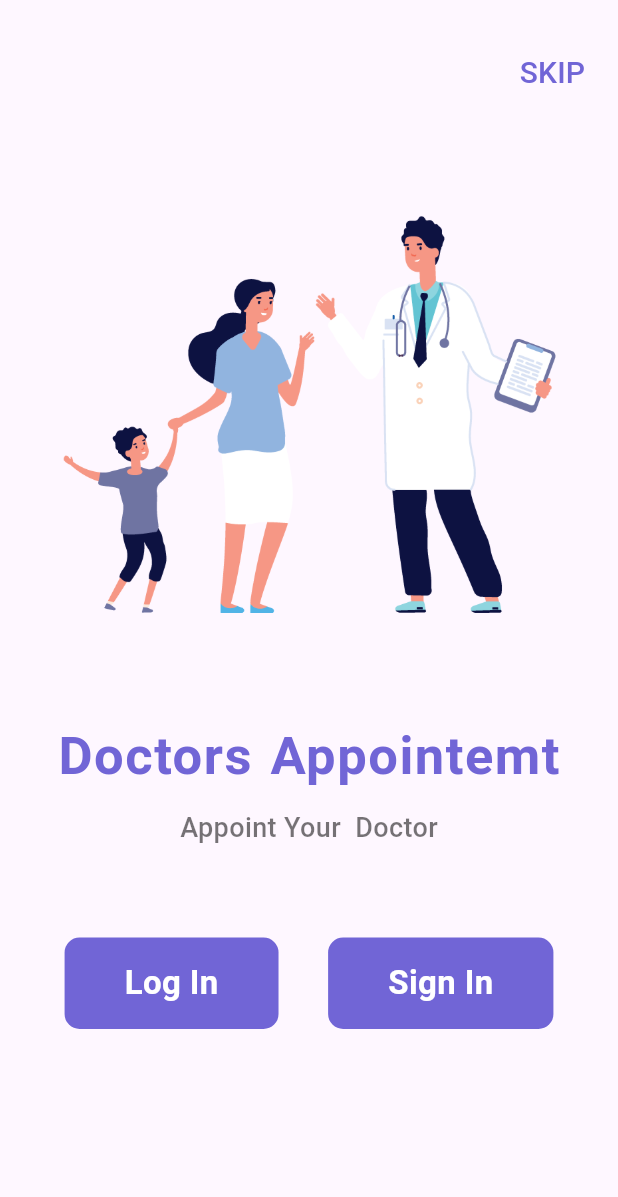
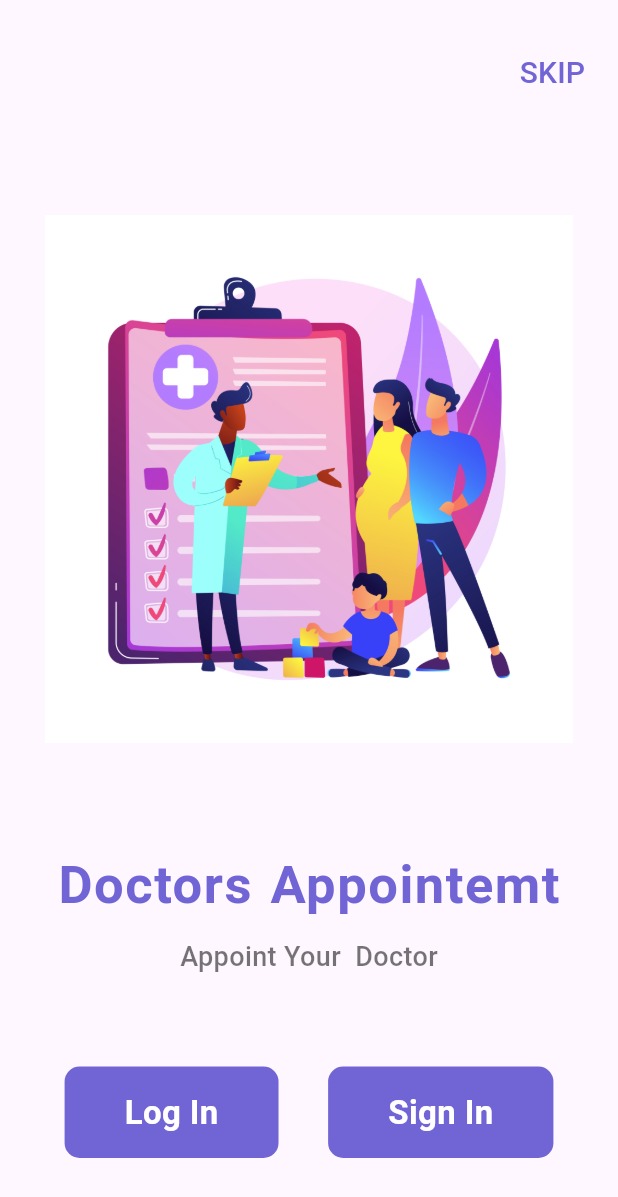
Before and after one commit to VikkiCat/flutter_healthcare_app, a Flutter app: the screen it shows after launch, on a phone screen of 412 x 824 dp. Shown: the top 1197 px of the screen. Run offline on Flutter 3.47's test engine with Material 3 defaults, Android fonts, the light colour scheme and no system bars; missing offline and left inert: custom_clippers.

```diff
--- /dev/null
+++ b/lib/custom_colors.dart
@@ -0,0 +1,3 @@
+import 'package:flutter/material.dart';
+
+Color main_color = Color(0xFF7165D6);
--- a/lib/main.dart
+++ b/lib/main.dart
@@ -1,7 +1,9 @@
 import 'package:flutter/material.dart';
 import 'package:flutter_healthcare_app/screens/welcome_screen.dart';
 
-//TODO: 1. фото для профілю користувача 2. змінити кольорову гамму на більш теплу
+//TODO: 1. фото для профілю користувача
+//2. Вибрати нове головне фото, старе просто жахливе на вигляд
+//3. Змінити кольорову гамму відповідно до головного фото(більше теплих кольорів)
 
 void main() {
   runApp(const MyApp());
--- a/lib/screens/schedule_screen.dart
+++ b/lib/screens/schedule_screen.dart
@@ -1,6 +1,5 @@
 import 'package:flutter/material.dart';
 import 'package:flutter_healthcare_app/widgets/upcoming_schedule.dart';
-//TODO: 1:24:42
 
 class ScheduleScreen extends StatefulWidget {
   const ScheduleScreen({super.key});
--- a/lib/screens/welcome_screen.dart
+++ b/lib/screens/welcome_screen.dart
@@ -38,7 +38,7 @@ class WelcomeScreen extends StatelessWidget {
             SizedBox(height: 50),
             Padding(
               padding: EdgeInsets.all(20),
-              child: Image.asset("images/doctors.png"),
+              child: Image.asset("images/doctors.jpg"),
             ),
             SizedBox(height: 50),
             Text(
--- a/lib/widgets/upcoming_schedule.dart
+++ b/lib/widgets/upcoming_schedule.dart
@@ -1,5 +1,4 @@
 import 'package:flutter/material.dart';
-//TODO: 1:24:42
 
 class UpcomingSchedule extends StatelessWidget {
   const UpcomingSchedule({super.key});
```
Also changed, not shown: images/doctors.jpg (added).
